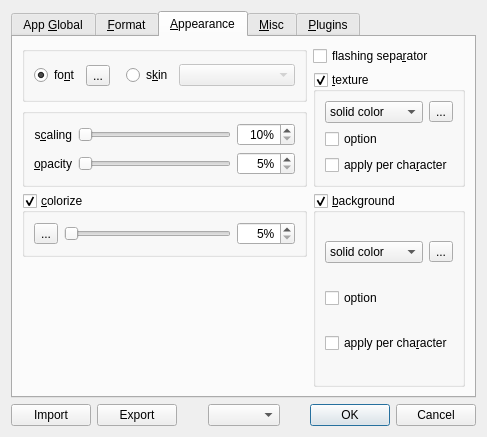
First picture: the form in app/gui/settings_dialog.ui, repository Kolcha/DigitalClock5, before the edit.
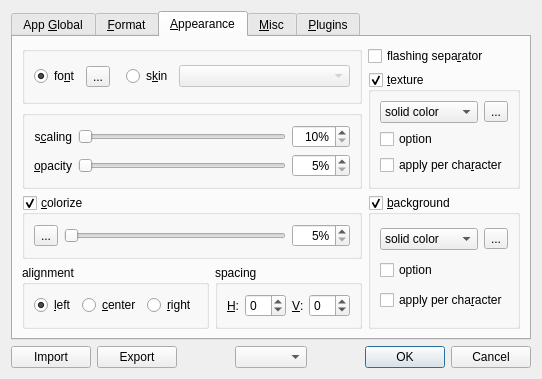
Second picture: the form after the edit. Icons and pictures are not drawn.

What changed in the file:
```diff
--- a/app/gui/settings_dialog.ui
+++ b/app/gui/settings_dialog.ui
@@ -6,8 +6,8 @@
    <rect>
     <x>0</x>
     <y>0</y>
-    <width>487</width>
-    <height>437</height>
+    <width>505</width>
+    <height>361</height>
    </rect>
   </property>
   <property name="windowTitle">
@@ -418,7 +418,7 @@
        <string>&amp;Appearance</string>
       </attribute>
       <layout class="QGridLayout" name="gridLayout_8">
-       <item row="0" column="0" rowspan="2">
+       <item row="0" column="0" rowspan="2" colspan="2">
         <widget class="QGroupBox" name="appearance_group">
          <layout class="QHBoxLayout" name="horizontalLayout">
           <item>
@@ -477,14 +477,14 @@
          </layout>
         </widget>
        </item>
-       <item row="0" column="1">
+       <item row="0" column="2">
         <widget class="QCheckBox" name="is_separator_flashes">
          <property name="text">
           <string>flashing sepa&amp;rator</string>
          </property>
         </widget>
        </item>
-       <item row="1" column="1" rowspan="2">
+       <item row="1" column="2" rowspan="2">
         <widget class="QGroupBox" name="texture_group">
          <property name="title">
           <string>&amp;texture</string>
@@ -536,7 +536,7 @@
          </layout>
         </widget>
        </item>
-       <item row="2" column="0">
+       <item row="2" column="0" colspan="2">
         <widget class="QGroupBox" name="groupBox">
          <layout class="QGridLayout" name="gridLayout_2">
           <item row="0" column="2">
@@ -626,7 +626,7 @@
          </layout>
         </widget>
        </item>
-       <item row="3" column="0">
+       <item row="3" column="0" colspan="2">
         <widget class="QGroupBox" name="colorize_group">
          <property name="title">
           <string>&amp;colorize</string>
@@ -677,7 +677,7 @@
          </layout>
         </widget>
        </item>
-       <item row="3" column="1" rowspan="2">
+       <item row="3" column="2" rowspan="2">
         <widget class="QGroupBox" name="background_group">
          <property name="title">
           <string>&amp;background</string>
@@ -730,26 +730,6 @@
         </widget>
        </item>
        <item row="4" column="0">
-        <spacer name="verticalSpacer_3">
-         <property name="orientation">
-          <enum>Qt::Orientation::Vertical</enum>
-         </property>
-         <property name="sizeHint" stdset="0">
-          <size>
-           <width>20</width>
-           <height>60</height>
-          </size>
-         </property>
-        </spacer>
-       </item>
-      </layout>
-     </widget>
-     <widget class="QWidget" name="misc_tab">
-      <attribute name="title">
-       <string>&amp;Misc</string>
-      </attribute>
-      <layout class="QGridLayout" name="gridLayout_9" columnstretch="1,0">
-       <item row="0" column="0">
         <widget class="QGroupBox" name="anchor_group">
          <property name="title">
           <string>alignment</string>
@@ -782,7 +762,7 @@
          </layout>
         </widget>
        </item>
-       <item row="0" column="1">
+       <item row="4" column="1">
         <widget class="QGroupBox" name="spacing_group">
          <property name="title">
           <string>spacing</string>
@@ -846,6 +826,11 @@
        </item>
       </layout>
      </widget>
+     <widget class="QWidget" name="misc_tab">
+      <attribute name="title">
+       <string>&amp;Misc</string>
+      </attribute>
+     </widget>
      <widget class="QWidget" name="plugins_tab">
       <attribute name="title">
        <string>&amp;Plugins</string>
```
Left out of the diff: 227 changed lines with no effect on the pictures.
